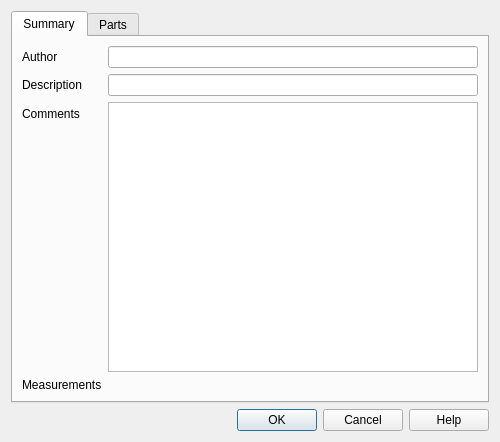
Old version of the form source/interface/dialogs/sw_dialog_properties.ui in the repository nathaneltitane/studworx.
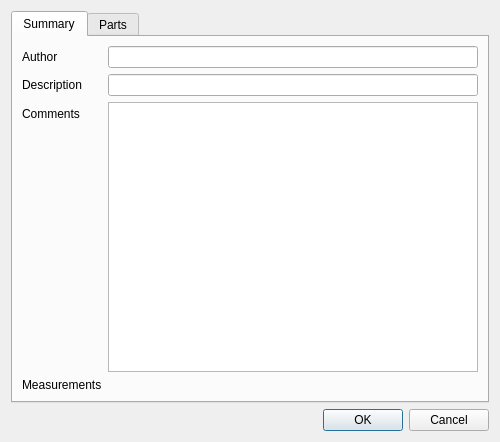
New version of the form. Custom widgets are drawn as their Qt base class.

What changed in the file:
```diff
--- a/source/interface/dialogs/sw_dialog_properties.ui
+++ b/source/interface/dialogs/sw_dialog_properties.ui
@@ -232,7 +232,7 @@
       <enum>Qt::Horizontal</enum>
      </property>
      <property name="standardButtons">
-      <set>QDialogButtonBox::Cancel|QDialogButtonBox::Help|QDialogButtonBox::Ok</set>
+      <set>QDialogButtonBox::Cancel|QDialogButtonBox::Ok</set>
      </property>
     </widget>
    </item>
```
